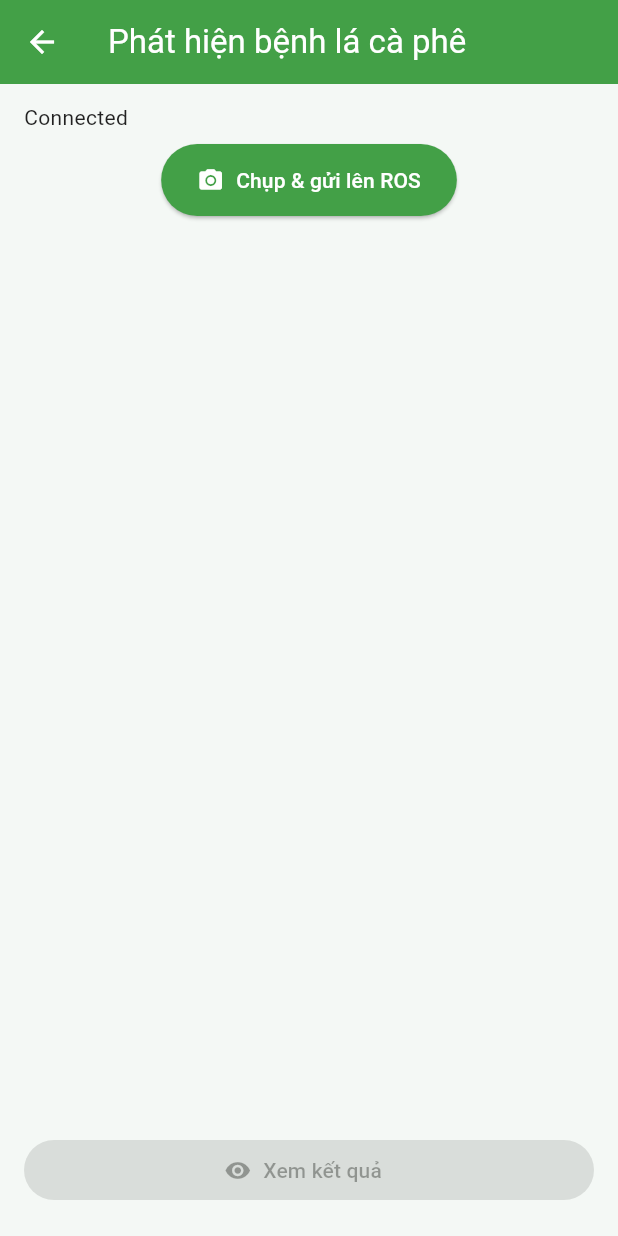
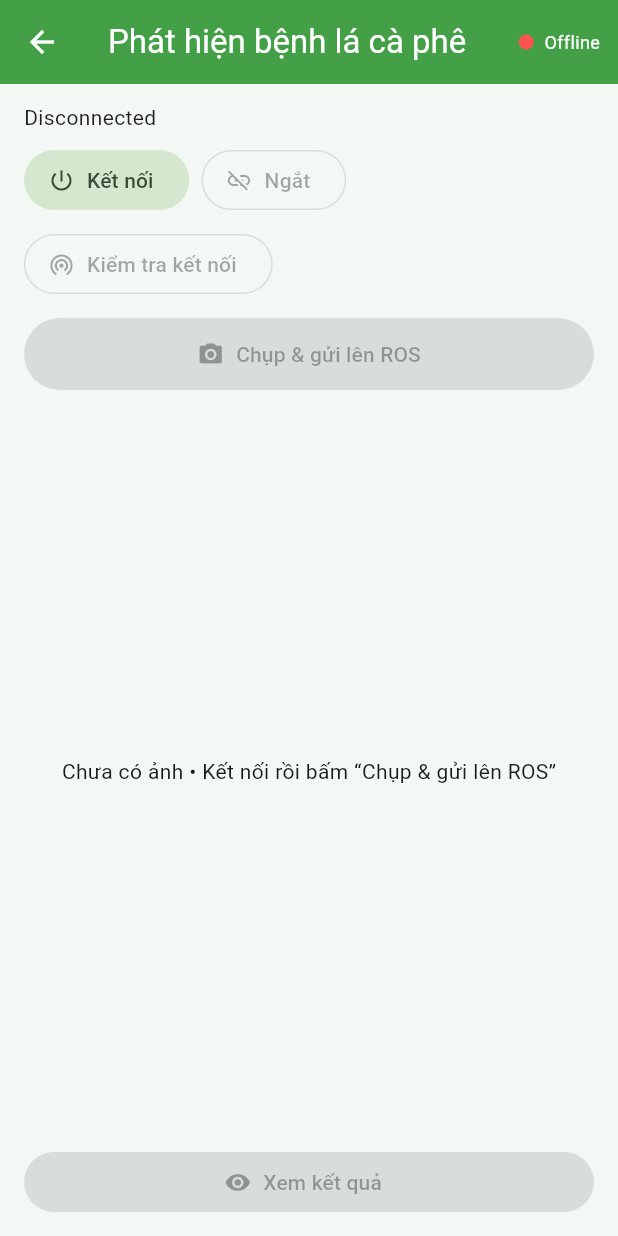
Before and after one commit to duydo2823/doan, a Flutter app: the DetectIntroPage screen opened by its route, on a phone screen of 412 x 824 dp. Run offline on Flutter 3.47's test engine with Material 3 defaults, Android fonts, the phone set to English and light mode, and no system bars; our stand-ins replace image_picker.

Commit message:
Update Flutter app with ROS WebSocket integration

```diff
--- a/lib/pages/detect_intro_page.dart
+++ b/lib/pages/detect_intro_page.dart
@@ -1,3 +1,4 @@
+import 'dart:async';
 import 'dart:io';
 import 'dart:typed_data';
 
@@ -19,14 +20,17 @@ class DetectIntroPage extends StatefulWidget {
 class _DetectIntroPageState extends State<DetectIntroPage> {
   final ImagePicker _picker = ImagePicker();
 
-  // cấu hình rosbridge — đổi ip theo mạng của bạn
-  static const _rosUrl = 'ws://192.168.1.100:9090';
+  static const _rosUrl = 'ws://192.168.1.100:9090'; // ĐỔI IP ROS Ở ĐÂY
 
   late final RosbridgeClient _ros;
   String _status = 'Disconnected';
-  XFile? _captured;            // ảnh gốc vừa chụp
-  Uint8List? _annotatedBytes;  // ảnh annotate từ ROS
-  Map<String, dynamic>? _detections; // JSON kết quả
+  bool _lastPingOk = false;
+  int? _lastRttMs;
+  Timer? _hb; // heartbeat timer
+
+  XFile? _captured;
+  Uint8List? _annotatedBytes;
+  Map<String, dynamic>? _detections;
 
   @override
   void initState() {
@@ -37,27 +41,68 @@ class _DetectIntroPageState extends State<DetectIntroPage> {
       onAnnotatedImage: (jpeg) => setState(() => _annotatedBytes = jpeg),
       onDetections: (m) => setState(() => _detections = m),
     );
-    _ros.connect();
   }
 
   @override
   void dispose() {
+    _stopHeartbeat();
     _ros.disconnect();
     super.dispose();
   }
 
+  void _startHeartbeat() {
+    _hb?.cancel();
+    _hb = Timer.periodic(const Duration(seconds: 5), (_) => _doPing(silent: true));
+  }
+
+  void _stopHeartbeat() {
+    _hb?.cancel();
+    _hb = null;
+  }
+
+  Future<void> _connect() async {
+    try {
+      await _ros.connect();
+      _startHeartbeat();
+      await _doPing();
+    } catch (_) {}
+  }
+
+  void _disconnect() {
+    _stopHeartbeat();
+    _ros.disconnect();
+    setState(() {
+      _lastPingOk = false;
+      _lastRttMs = null;
+    });
+  }
+
+  Future<void> _doPing({bool silent = false}) async {
+    final (ok, rtt) = await _ros.ping();
+    setState(() {
+      _lastPingOk = ok;
+      _lastRttMs = rtt;
+    });
+    if (!silent) {
+      final msg = ok ? 'ROS OK • RTT ${rtt}ms' : 'Không thể ping ROS';
+      if (mounted) {
+        ScaffoldMessenger.of(context).showSnackBar(SnackBar(content: Text(msg)));
+      }
+    }
+  }
+
   Future<void> _captureAndSend() async {
+    if (!_ros.isConnected || !_lastPingOk) return;
     try {
       final x = await _picker.pickImage(source: ImageSource.camera);
-      if (x == null) return; // user cancel
+      if (x == null) return;
       setState(() {
         _captured = x;
-        _annotatedBytes = null; // reset annotate cũ
+        _annotatedBytes = null;
       });
       final bytes = await File(x.path).readAsBytes();
       _ros.publishJpeg(bytes);
     } on PlatformException catch (e) {
-      // image_picker sẽ xin quyền, nếu bị từ chối sẽ throw
       final denied = e.code.contains('denied');
       setState(() => _status = denied ? 'Permission denied: camera' : 'Camera error: ${e.code}');
     } catch (e) {
@@ -67,73 +112,116 @@ class _DetectIntroPageState extends State<DetectIntroPage> {
 
   @override
   Widget build(BuildContext context) {
-    final hasImage = _captured != null;
-    final hasAnnotated = _annotatedBytes != null;
+    final connected = _ros.isConnected;
+    final canShoot = connected && _lastPingOk;
 
     return Scaffold(
       appBar: AppBar(
         backgroundColor: const Color(0xFF43A047),
         foregroundColor: Colors.white,
         title: const Text('Phát hiện bệnh lá cà phê'),
+        actions: [
+          // Đèn trạng thái
+          Padding(
+            padding: const EdgeInsets.only(right: 12),
+            child: Row(
+              children: [
+                Icon(
+                  Icons.circle,
+                  size: 12,
+                  color: connected && _lastPingOk ? Colors.lightGreenAccent : Colors.redAccent,
+                ),
+                const SizedBox(width: 6),
+                Text(
+                  connected ? (_lastPingOk ? 'Online' : 'No ping') : 'Offline',
+                  style: const TextStyle(fontSize: 12),
+                ),
+                if (_lastRttMs != null) ...[
+                  const SizedBox(width: 6),
+                  Text('${_lastRttMs}ms', style: const TextStyle(fontSize: 12)),
+                ],
+              ],
+            ),
+          ),
+        ],
       ),
       backgroundColor: const Color(0xFFF4F8F5),
       body: SafeArea(
         child: Padding(
           padding: const EdgeInsets.symmetric(horizontal: 16, vertical: 12),
           child: Column(
-            crossAxisAlignment: CrossAxisAlignment.start,
+            crossAxisAlignment: CrossAxisAlignment.stretch,
             children: [
               Text(_status, style: const TextStyle(color: Colors.black87)),
               const SizedBox(height: 8),
 
-              Center(
-                child: ElevatedButton.icon(
+              // Hàng nút: Kết nối / Ngắt / Kiểm tra kết nối
+              Wrap(
+                spacing: 8,
+                runSpacing: 8,
+                children: [
+                  FilledButton.tonalIcon(
+                    icon: const Icon(Icons.power_settings_new),
+                    label: Text(connected ? 'Đã kết nối' : 'Kết nối'),
+                    onPressed: connected ? null : _connect,
+                  ),
+                  OutlinedButton.icon(
+                    icon: const Icon(Icons.link_off),
+                    label: const Text('Ngắt'),
+                    onPressed: connected ? _disconnect : null,
+                  ),
+                  OutlinedButton.icon(
+                    icon: const Icon(Icons.wifi_tethering),
+                    label: const Text('Kiểm tra kết nối'),
+                    onPressed: connected ? _doPing : null,
+                  ),
+                ],
+              ),
+
+              const SizedBox(height: 12),
+
+              // Nút chụp & gửi (chỉ bật khi ping OK)
+              ElevatedButton.icon(
                 icon: const Icon(Icons.camera_alt),
                 label: const Text('Chụp & gửi lên ROS'),
                 style: ElevatedButton.styleFrom(
-                    backgroundColor: const Color(0xFF43A047),
+                  backgroundColor: canShoot ? const Color(0xFF43A047) : Colors.grey,
                   foregroundColor: Colors.white,
                   padding: const EdgeInsets.symmetric(horizontal: 24, vertical: 14),
                   shape: const StadiumBorder(),
                 ),
-                  onPressed: _ros.isConnected ? _captureAndSend : null,
-                ),
+                onPressed: canShoot ? _captureAndSend : null,
               ),
 
               const SizedBox(height: 12),
 
-              // Ảnh gốc / annotate — hiển thị ngay bên dưới
+              // Hiển thị ảnh annotate nếu có, nếu chưa thì ảnh gốc, nếu chưa chụp thì placeholder
               Expanded(
-                child: hasAnnotated
-                    ? ClipRRect(
+                child: Builder(
+                  builder: (_) {
+                    if (_annotatedBytes != null) {
+                      return ClipRRect(
                         borderRadius: BorderRadius.circular(12),
-                  child: Image.memory(
-                    _annotatedBytes!,
-                    width: double.infinity,
-                    fit: BoxFit.contain,
+                        child: Image.memory(_annotatedBytes!, fit: BoxFit.contain),
+                      );
+                    } else if (_captured != null) {
+                      return ClipRRect(
+                        borderRadius: BorderRadius.circular(12),
+                        child: Image.file(File(_captured!.path), fit: BoxFit.contain),
+                      );
+                    }
+                    return const Center(child: Text('Chưa có ảnh • Kết nối rồi bấm “Chụp & gửi lên ROS”'));
+                  },
                 ),
-                )
-                    : (hasImage
-                    ? ClipRRect(
-                  borderRadius: BorderRadius.circular(12),
-                  child: Image.file(
-                    File(_captured!.path),
-                    width: double.infinity,
-                    fit: BoxFit.contain,
-                  ),
-                )
-                    : const SizedBox()),
               ),
 
-              // Nút sang Trang 3 + pass kết quả/ảnh
-              Padding(
-                padding: const EdgeInsets.only(top: 12, bottom: 8),
-                child: SizedBox(
-                  width: double.infinity,
-                  child: FilledButton.icon(
+              const SizedBox(height: 8),
+
+              // Sang trang kết quả
+              FilledButton.icon(
                 icon: const Icon(Icons.visibility),
                 label: const Text('Xem kết quả'),
-                    onPressed: hasImage
+                onPressed: (_captured != null)
                     ? () {
                   Navigator.pushNamed(
                     context,
@@ -147,8 +235,6 @@ class _DetectIntroPageState extends State<DetectIntroPage> {
                 }
                     : null,
               ),
-                ),
-              ),
             ],
           ),
         ),
```
Also changed, not shown: lib/services/rosbridge_client.dart (+52 -7 lines). Lines whose indentation alone changed are shown as unchanged.
